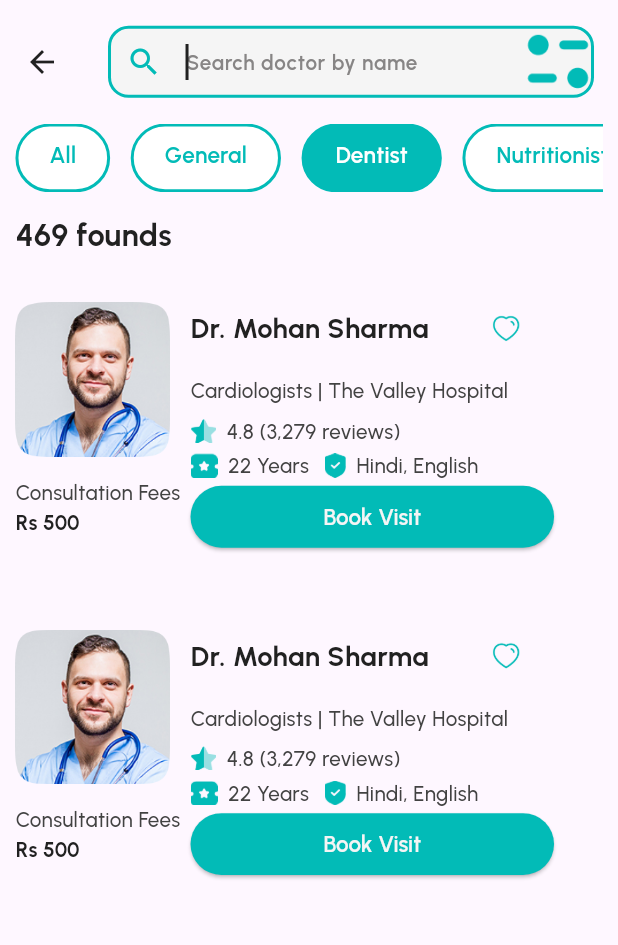
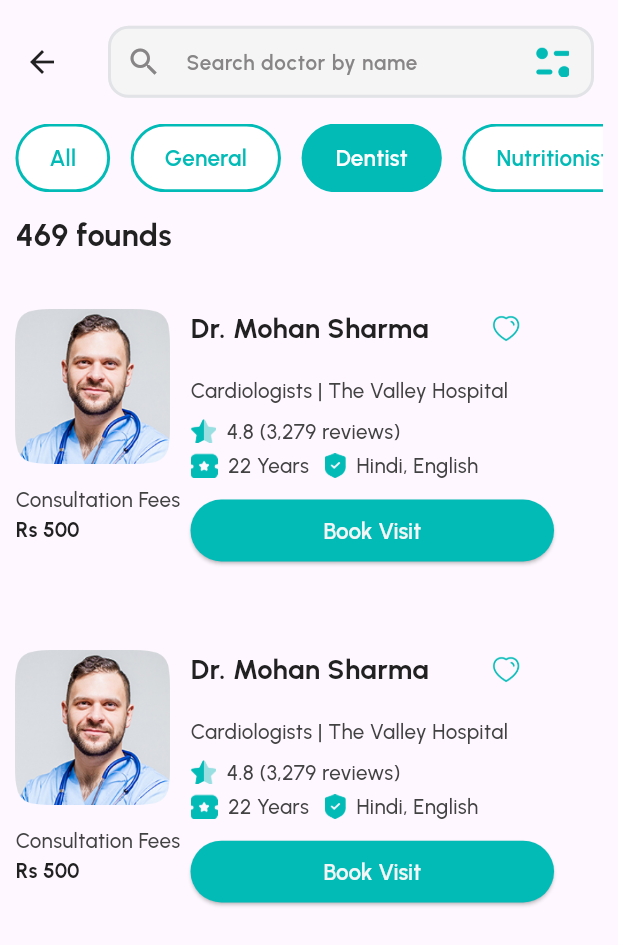
Before and after one commit to panchaniurvisha/medocly, a Flutter app: the SearchDoctorByName screen opened by its route, after a tap on "General", after a tap on "Dentist", on a phone screen of 412 x 824 dp. Shown: the top 945 px of the screen. Run offline on Flutter 3.47's test engine with Material 2 defaults, Android fonts, the light colour scheme and no system bars; our stand-ins replace carousel_slider, flutter_spinkit.

Commit message:
"20/9/2023"

```diff
--- a/lib/res/common/app_dentist_doctor_list.dart
+++ b/lib/res/common/app_dentist_doctor_list.dart
@@ -109,6 +109,9 @@ class AppDentistDoctorList extends StatelessWidget {
                     ),
                   ],
                 ),
+                SizedBox(
+                  height: height(context) / 90,
+                ),
                 ElevatedButton(
                   onPressed: () {},
                   style: ElevatedButton.styleFrom(
--- a/lib/res/common/app_search_bar.dart
+++ b/lib/res/common/app_search_bar.dart
@@ -14,6 +14,7 @@ class AppSearchBar extends StatelessWidget {
     return Padding(
       padding: EdgeInsets.symmetric(vertical: height / 40),
       child: TextField(
+        autofocus: false,
         // enabled: true,
         //readOnly: true,
         style: TextStyle(
--- a/lib/view/search_doctor_by_name.dart
+++ b/lib/view/search_doctor_by_name.dart
@@ -1,4 +1,5 @@
 import 'package:flutter/material.dart';
+import 'package:flutter_spinkit/flutter_spinkit.dart';
 import 'package:medocly/res/common/app_dentist_doctor_list.dart';
 import 'package:medocly/res/common/media_query.dart';
 import 'package:medocly/res/constant/app_colors.dart';
@@ -14,7 +15,7 @@ class SearchDoctorByName extends StatefulWidget {
 
 class _SearchDoctorByNameState extends State<SearchDoctorByName> {
   int selectedIndex = 0;
-  bool autoFocus = true;
+  bool autoFocus = false;
   FocusNode focusNode = FocusNode();
   final List<String> data = ["All", "General", "Dentist", "Nutritionist"];
   final TextEditingController nameController = TextEditingController();
@@ -51,15 +52,21 @@ class _SearchDoctorByNameState extends State<SearchDoctorByName> {
           decoration: InputDecoration(
               contentPadding: EdgeInsets.only(
                 top: height(context) / 60,
+                left: 8,
               ),
-              suffixIcon: Image.asset(
-                AppImages.filter,
-                height: height(context) / 62.5,
-                width: width(context) / 18,
+              suffixIcon: Padding(
+                padding: EdgeInsets.only(
+                    right: width(context) / 25, left: width(context) / 25),
+                child: Image.asset(
+                  AppImages.filter,
+                  height: height(context) / 62.5,
+                  width: width(context) / 18,
+                ),
               ),
-              prefixIcon: Icon(Icons.search,
-                  color:
-                      autoFocus ? AppColors.skuBlue : AppColors.hintTextColor),
+              prefixIcon: Icon(
+                Icons.search,
+                color: autoFocus ? AppColors.skuBlue : AppColors.hintTextColor,
+              ),
               counter: Container(),
               enabledBorder: OutlineInputBorder(
                 borderSide:
@@ -69,8 +76,7 @@ class _SearchDoctorByNameState extends State<SearchDoctorByName> {
                 ),
               ),
               focusedBorder: OutlineInputBorder(
-                borderSide:
-                    const BorderSide(width: 2, color: AppColors.skuBlue),
+                borderSide: const BorderSide(color: AppColors.skuBlue),
                 borderRadius: BorderRadius.all(
                   Radius.circular(width(context) / 30),
                 ),
@@ -122,7 +128,7 @@ class _SearchDoctorByNameState extends State<SearchDoctorByName> {
                       ),
                       child: Padding(
                         padding: EdgeInsets.symmetric(
-                            vertical: height(context) / 100,
+                            vertical: height(context) / 80,
                             horizontal: width(context) / 20),
                         child: Text(
                           data[index],
@@ -148,7 +154,11 @@ class _SearchDoctorByNameState extends State<SearchDoctorByName> {
   Widget? buildSelectedWidget() {
     switch (selectedIndex) {
       case 0:
-        return const CircularProgressIndicator();
+        return Padding(
+          padding: EdgeInsets.symmetric(vertical: height(context) / 5),
+          child: SpinKitCircle(
+              color: AppColors.skuBlue, size: height(context) / 10),
+        );
       case 1:
         return Column(
           crossAxisAlignment: CrossAxisAlignment.start,
--- a/pubspec.yaml
+++ b/pubspec.yaml
@@ -36,7 +36,7 @@ dependencies:
   # Use with the CupertinoIcons class for iOS style icons.
   cupertino_icons: ^1.0.2
   carousel_slider: ^4.2.1
-
+  flutter_spinkit: ^5.2.0
 
 dev_dependencies:
   flutter_test:
```
Also changed, not shown: assets/icons/Filter.png, pubspec.lock.
